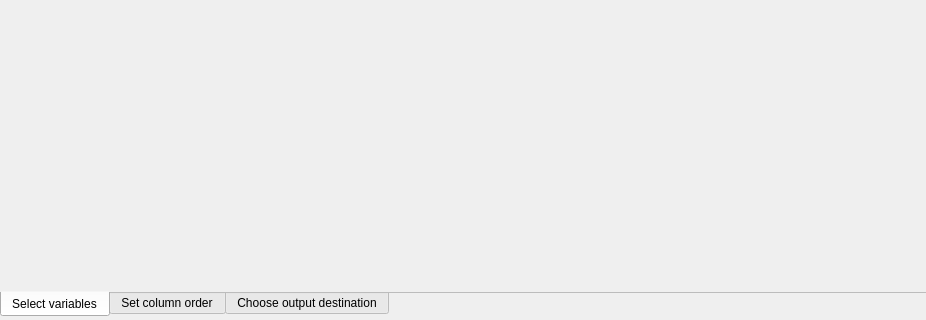
First picture: the form in NewGeneUI/NewGene/CreateOutput/newgenecreateoutput.ui, repository daniel347x/newgene, before the edit; both pictures show x 0 to 926 and y 252 to 572 of the 926 by 572 pixel window.
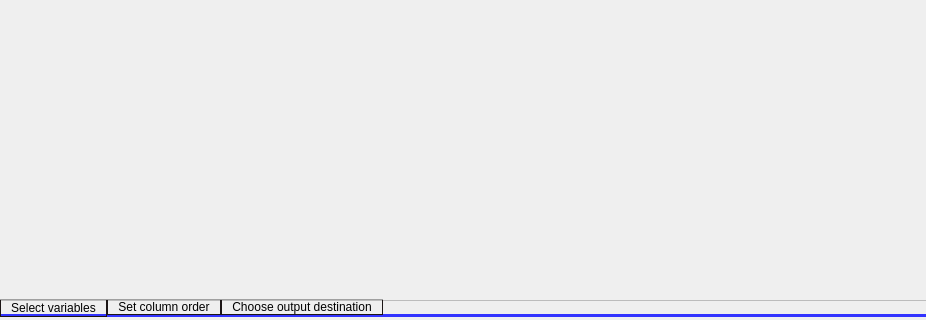
Second picture: the form after the edit. The open tabs and pages were chosen to show the change. Custom widgets are drawn as their Qt base class.

Commit message: Improved styling for tab groups.

```diff
--- a/NewGeneUI/NewGene/CreateOutput/newgenecreateoutput.ui
+++ b/NewGeneUI/NewGene/CreateOutput/newgenecreateoutput.ui
@@ -13,6 +13,9 @@
   <property name="windowTitle">
    <string>Form</string>
   </property>
+  <property name="styleSheet">
+   <string notr="true"/>
+  </property>
   <layout class="QGridLayout" name="gridLayout">
    <property name="leftMargin">
     <number>0</number>
@@ -31,6 +34,36 @@
    </property>
    <item row="0" column="0">
     <widget class="QTabWidget" name="tabWidget">
+     <property name="styleSheet">
+      <string notr="true">QWidget {
+border-bottom: 3px solid #3233ff;
+}
+
+QTabBar::tab:selected {
+border-left: 1px solid #1c1515;
+padding-left: 10px;
+border-right: 1px solid #1c1515;
+padding-right: 10px;
+border-bottom: 1px solid #1c1515;
+border-top: 1px solid #a0a0a0;
+background: qlineargradient(x1: 0, y1: 0, x2: 0, y2: 1,
+                                 stop: 0 #ededed, stop: 0.7 #9898ff,
+                                 stop: 0.9 #7e7fff, stop: 1.0 #3233ff);
+ }
+
+QTabBar::tab:!selected {
+border-left: 1px solid #1c1515;
+padding-left: 10px;
+border-right: 1px solid #1c1515;
+padding-right: 10px;
+border-bottom: 1px solid #1c1515;
+border-top: 1px solid #a0a0a0;
+margin-bottom: 2px;
+background: qlineargradient(x1: 0, y1: 0, x2: 0, y2: 1,
+                                 stop: 0 #e0e0e0, stop: 0.4 #dbdbdb,
+                                 stop: 0.5 #d3d3d3, stop: 1.0 #cfcfcf);
+ }</string>
+     </property>
      <property name="tabPosition">
       <enum>QTabWidget::South</enum>
      </property>
@@ -41,13 +74,31 @@
       <bool>true</bool>
      </property>
      <widget class="QWidget" name="tabSelectVariables">
+      <property name="styleSheet">
+       <string notr="true">QWidget {
+border-bottom: none;
+}</string>
+      </property>
       <attribute name="title">
        <string>Select variables</string>
       </attribute>
       <layout class="QGridLayout" name="gridLayout_2">
        <item row="0" column="0">
         <widget class="NewGeneSelectVariables" name="widget" native="true">
-         <layout class="QGridLayout" name="gridLayout_3"/>
+         <layout class="QGridLayout" name="gridLayout_3">
+          <property name="leftMargin">
+           <number>0</number>
+          </property>
+          <property name="topMargin">
+           <number>0</number>
+          </property>
+          <property name="rightMargin">
+           <number>0</number>
+          </property>
+          <property name="spacing">
+           <number>0</number>
+          </property>
+         </layout>
         </widget>
        </item>
       </layout>
```
Left out of the diff: 22 changed lines with no effect on the pictures. The commit also changes 1 other file.
